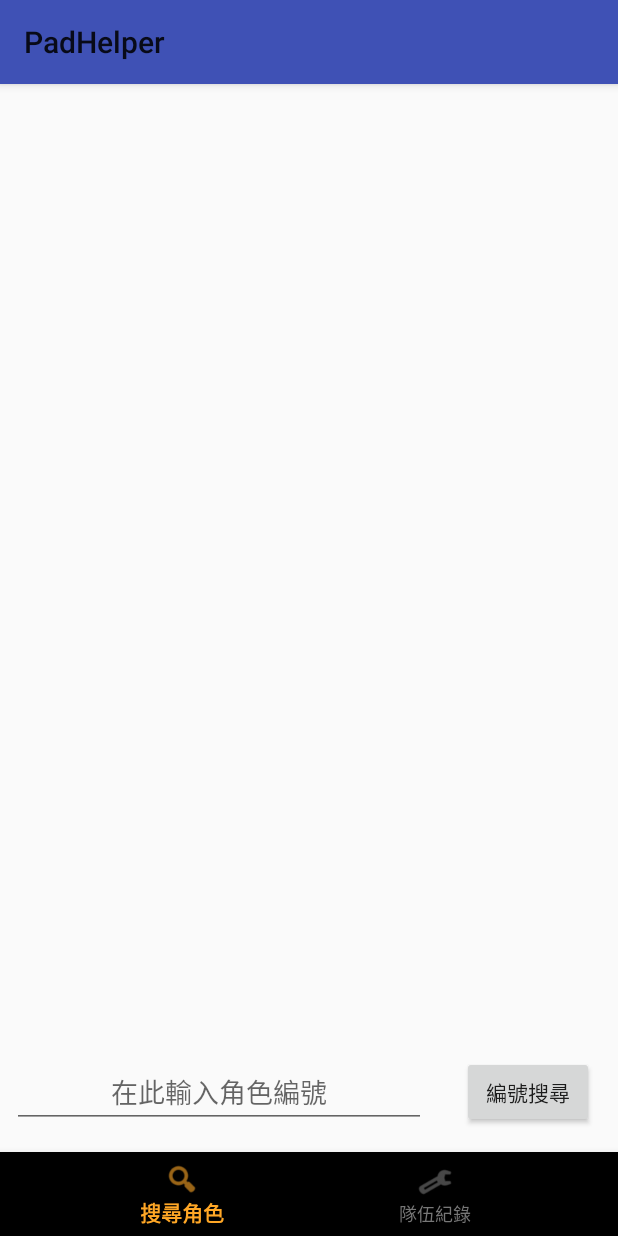
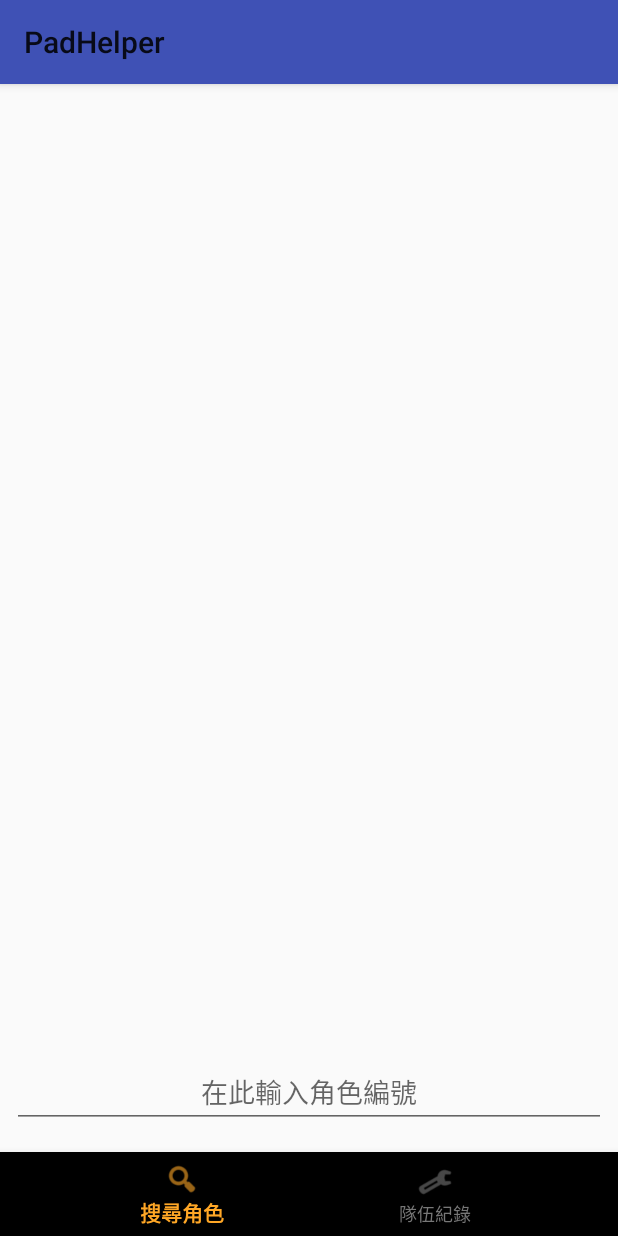
Before and after one commit to loyalgenerous/PadHelper, an Android app: the screen it shows after launch (MainActivity), on a phone screen of 412 x 824 dp. Run offline under Robolectric (Android 15) with nearby library versions, the light colour scheme and no system bars; our stand-ins replace Dagger/Hilt's generated code, Room's generated code, navigation-ui; pictures from the network do not load.

Commit message:
Optimizing SearchCharacter UX. -Triggering search by using enter key. -Removing useless search button.

```diff
--- a/app/src/main/java/com/kai/padhelper/ui/fragments/SearchFragment.kt
+++ b/app/src/main/java/com/kai/padhelper/ui/fragments/SearchFragment.kt
@@ -1,8 +1,9 @@
 package com.kai.padhelper.ui.fragments
 
 import android.os.Bundle
+import android.view.KeyEvent
 import android.view.View
-import android.widget.Button
+import android.view.inputmethod.EditorInfo
 import android.widget.EditText
 import android.widget.Toast
 import androidx.fragment.app.Fragment
@@ -61,8 +62,10 @@ class SearchFragment : Fragment(R.layout.fragment_search) {
         setPadSearchObserver()
 
         val urlEditText = view.findViewById<EditText>(R.id.character_id_edit_text)
-        val fetchButton: Button = view.findViewById(R.id.fetchButton)
-        fetchButton.setOnClickListener {
+        urlEditText.setOnEditorActionListener { _, actionId, keyEvent ->
+            if (actionId == EditorInfo.IME_ACTION_DONE ||
+                keyEvent?.action == KeyEvent.ACTION_DOWN &&
+                keyEvent.keyCode == KeyEvent.KEYCODE_ENTER) {
                 if (isValidInt(urlEditText.text.toString())
                     && urlEditText.text?.toString()?.toInt() in 1..20000) {
 
@@ -75,8 +78,13 @@ class SearchFragment : Fragment(R.layout.fragment_search) {
 
                     val queryUrl = "https://pad.chesterip.cc/" + urlEditText.text
                     searchViewModel.fetchData(queryUrl)
+                    urlEditText.setText("")
                 } else {
                     Toast.makeText(requireContext(), "輸入編號錯誤！", Toast.LENGTH_SHORT).show()
+                }
+                true
+            } else {
+                false
             }
         }
 
--- a/app/src/main/res/layout/fragment_search.xml
+++ b/app/src/main/res/layout/fragment_search.xml
@@ -8,7 +8,7 @@
         android:id="@+id/padSearchRecyclerView"
         android:layout_width="match_parent"
         android:layout_height="match_parent"
-        android:layout_above="@id/fetchButton"
+        android:layout_above="@id/character_id_edit_text"
         android:padding="16dp" />
     <EditText
         android:id="@+id/character_id_edit_text"
@@ -18,20 +18,10 @@
         android:hint="在此輸入角色編號"
         android:layout_alignParentStart="true"
         android:layout_alignParentBottom="true"
-        android:layout_toStartOf="@id/fetchButton"
         android:layout_marginStart="8dp"
         android:layout_marginEnd="8dp"
         android:layout_marginBottom="16dp"
         android:gravity="center"
         tools:ignore="HardcodedText,TextFields"
         android:importantForAutofill="no" />
-    <Button
-        android:id="@+id/fetchButton"
-        android:layout_width="wrap_content"
-        android:layout_height="wrap_content"
-        android:text="編號搜尋"
-        android:layout_alignParentBottom="true"
-        android:layout_alignParentEnd="true"
-        android:layout_margin="16dp"
-        tools:ignore="HardcodedText" />
 </RelativeLayout>
```
Lines whose indentation alone changed are shown as unchanged.
